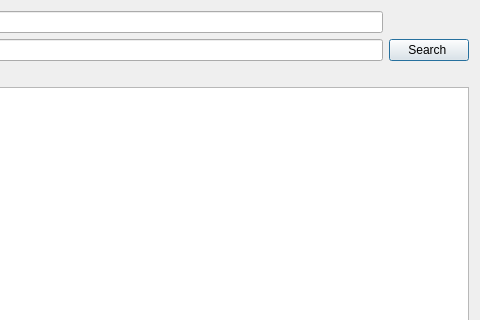
This is modules/UI/src/moviestable.ui in PerryVrajnitorincul26/proiectMCPP as Qt 5 draws it before an edit; both pictures show x 402 to 882 and y 0 to 320 of the 882 by 539 pixel window. The edited form follows.
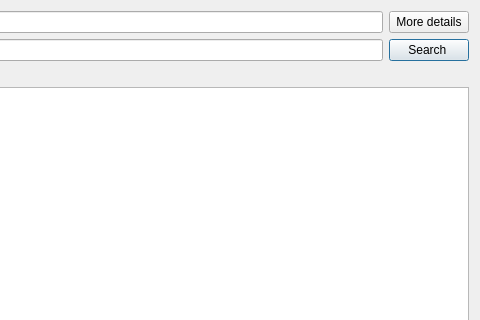
This is the edited form.

Commit message: repairing the mess I did in stacked widget(wrapper.cpp) than linked showmovie class to movieStable class through a button.

```diff
--- a/modules/UI/src/moviestable.ui
+++ b/modules/UI/src/moviestable.ui
@@ -51,6 +51,13 @@
        </property>
       </widget>
      </item>
+     <item row="0" column="1">
+      <widget class="QPushButton" name="pushButton_details">
+       <property name="text">
+        <string>More details</string>
+       </property>
+      </widget>
+     </item>
     </layout>
    </item>
    <item>
```
The commit also changes 7 other files.
